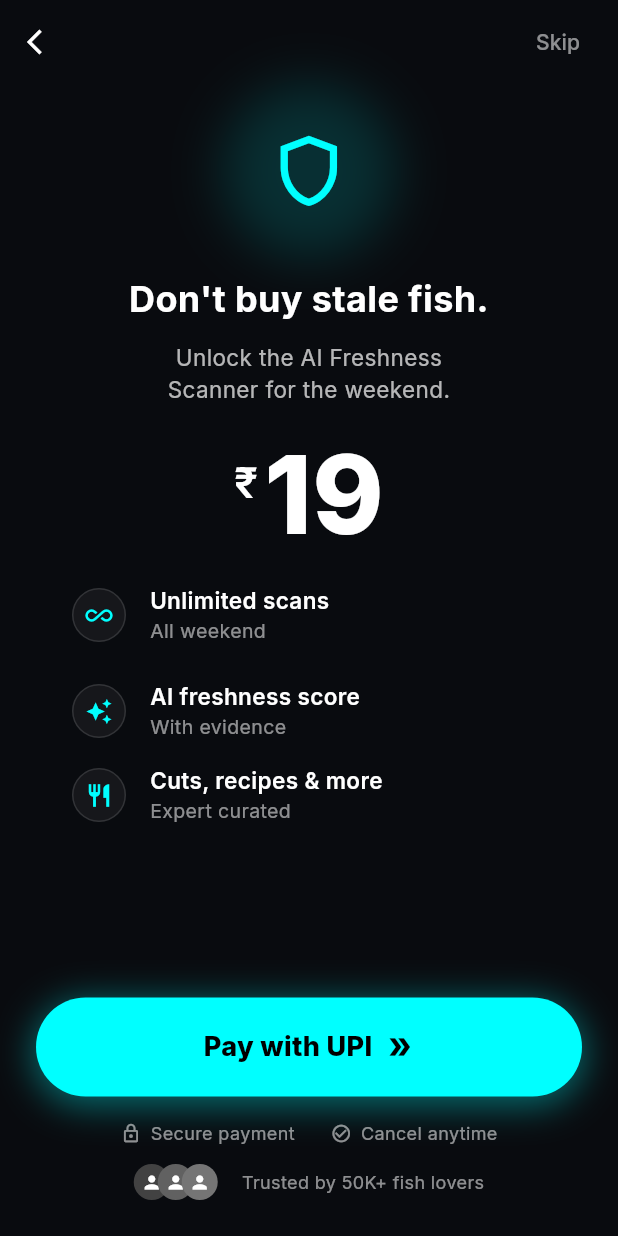
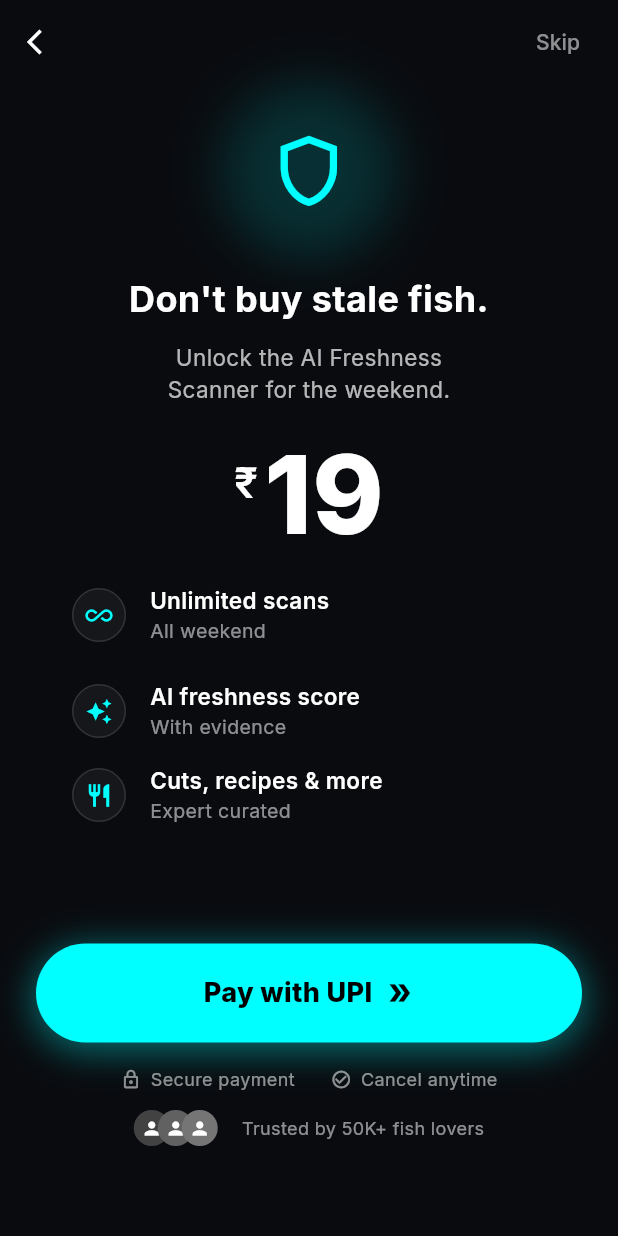
Before and after one commit to anuragc2001/illish, a Flutter app: the PaymentScreen screen opened directly with empty values, on a phone screen of 412 x 824 dp. Run offline on Flutter 3.47's test engine with Material 3 defaults, Android fonts, the phone set to English and light mode, and no system bars; our stand-ins replace camera, connectivity_plus, flutter_dotenv, geocoding, geolocator, google_fonts and 6 more; missing offline and left inert: gal, workmanager; accounts and stored records are empty; generated files the repository leaves out were written again; statements that could not run were skipped.

Commit message:
refactor: remove redundant SafeArea and adjust bottom spacing in payment sheet layout

```diff
--- a/lib/screens/payment_sheet.dart
+++ b/lib/screens/payment_sheet.dart
@@ -99,8 +99,7 @@ class _PaymentScreenState extends State<PaymentScreen> with TickerProviderStateM
 
   @override
   Widget build(BuildContext context) {
-    return SafeArea(
-      child: Scaffold(
+    return Scaffold(
         backgroundColor: const Color(0xFF090B0F),
         appBar: AppBar(
           backgroundColor: Colors.transparent,
@@ -311,11 +310,10 @@ class _PaymentScreenState extends State<PaymentScreen> with TickerProviderStateM
                               color: Colors.white54, fontSize: 12)),
                     ],
                   ),
-                  const SizedBox(height: 24),
+                  const SizedBox(height: 60),
                 ],
               ),
             ),
-          ),
         ),
       ),
     );
```
